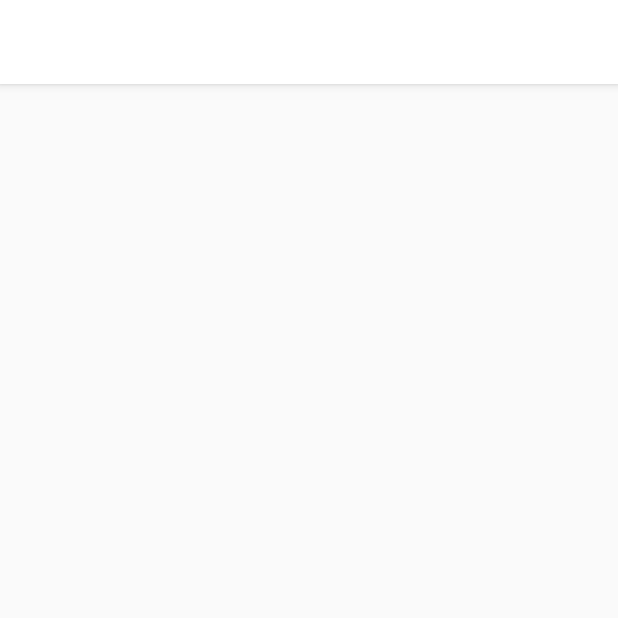
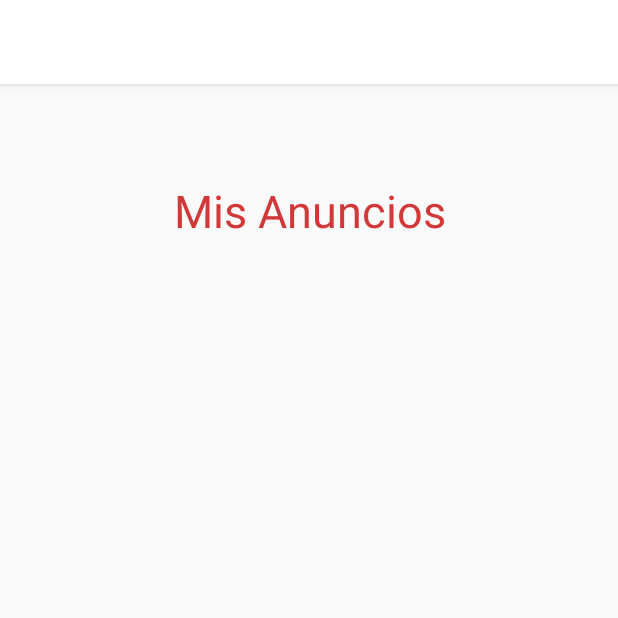
Before and after one commit to IntroCompuMovil18302/Homenet, an Android app: the GuiaPrincipal screen opened directly, with no data from a screen before it, on a phone screen of 412 x 824 dp, the top half of it. Run offline under Robolectric (Android 15) with nearby library versions, the phone set to English and light mode, and no system bars; 1 statement that could not run was skipped.

Commit message:
guia bases

```diff
--- a/HomeNet/app/src/main/java/javeriana/edu/co/homenet/GuiaPrincipal.java
+++ b/HomeNet/app/src/main/java/javeriana/edu/co/homenet/GuiaPrincipal.java
@@ -2,6 +2,7 @@ package javeriana.edu.co.homenet;
 
 import android.support.v7.app.AppCompatActivity;
 import android.os.Bundle;
+import android.widget.Toolbar;
 
 public class GuiaPrincipal extends AppCompatActivity {
 
@@ -9,5 +10,9 @@ public class GuiaPrincipal extends AppCompatActivity {
     protected void onCreate(Bundle savedInstanceState) {
         super.onCreate(savedInstanceState);
         setContentView(R.layout.activity_guia_principal);
+
+        getActionBar().setTitle("Menú Principal");
+        getSupportActionBar().setTitle("Menú Principal");
+
     }
 }
--- a/HomeNet/app/src/main/res/layout/activity_guia_principal.xml
+++ b/HomeNet/app/src/main/res/layout/activity_guia_principal.xml
@@ -6,4 +6,33 @@
     android:layout_height="match_parent"
     tools:context=".GuiaPrincipal">
 
+    <TextView
+        android:id="@+id/titulo"
+        android:layout_width="wrap_content"
+        android:layout_height="wrap_content"
+        android:layout_marginEnd="8dp"
+        android:layout_marginLeft="8dp"
+        android:layout_marginRight="8dp"
+        android:layout_marginStart="8dp"
+        android:layout_marginTop="64dp"
+        android:text="Mis Anuncios"
+        android:textColor="@color/colorPrimaryDark"
+        android:textSize="30sp"
+        app:layout_constraintEnd_toEndOf="parent"
+        app:layout_constraintHorizontal_bias="0.502"
+        app:layout_constraintStart_toStartOf="parent"
+        app:layout_constraintTop_toTopOf="parent" />
+
+    <ListView
+        android:layout_width="368dp"
+        android:layout_height="194dp"
+        android:layout_marginEnd="8dp"
+        android:layout_marginLeft="8dp"
+        android:layout_marginRight="8dp"
+        android:layout_marginStart="8dp"
+        android:layout_marginTop="64dp"
+        app:layout_constraintEnd_toEndOf="parent"
+        app:layout_constraintHorizontal_bias="0.0"
+        app:layout_constraintStart_toStartOf="parent"
+        app:layout_constraintTop_toBottomOf="@+id/titulo" />
 </android.support.constraint.ConstraintLayout>
--- a/HomeNet/app/src/main/res/layout/activity_registro_general.xml
+++ b/HomeNet/app/src/main/res/layout/activity_registro_general.xml
@@ -26,7 +26,7 @@
         app:layout_constraintVertical_bias="0.161" />
 
     <TextView
-        android:id="@+id/textView2"
+        android:id="@+id/titulo"
         android:layout_width="wrap_content"
         android:layout_height="wrap_content"
         android:layout_marginBottom="8dp"
@@ -60,7 +60,7 @@
         app:layout_constraintBottom_toBottomOf="parent"
         app:layout_constraintEnd_toEndOf="parent"
         app:layout_constraintHorizontal_bias="0.441"
-        app:layout_constraintStart_toEndOf="@+id/textView2"
+        app:layout_constraintStart_toEndOf="@+id/titulo"
         app:layout_constraintTop_toBottomOf="@+id/textView"
         app:layout_constraintVertical_bias="0.043" />
 </android.support.constraint.ConstraintLayout>
--- a/HomeNet/app/src/main/res/values/colors.xml
+++ b/HomeNet/app/src/main/res/values/colors.xml
@@ -1,6 +1,6 @@
 <?xml version="1.0" encoding="utf-8"?>
 <resources>
     <color name="colorPrimary">#ffffff</color>
-    <color name="colorPrimaryDark">#D33838</color>
+    <color name="colorPrimaryDark">#d33838</color>
     <color name="colorAccent">#000000</color>
 </resources>
```
Also changed, not shown: HomeNet/app/src/main/AndroidManifest.xml (+7 -1 lines), HomeNet/app/src/main/java/javeriana/edu/co/homenet/GuiaCalificarHuesped.java (added, +13 -0 lines), HomeNet/app/src/main/java/javeriana/edu/co/homenet/GuiaCrearAnuncio.java (added, +13 -0 lines), HomeNet/app/src/main/java/javeriana/edu/co/homenet/GuiaEditarAnuncio.java (added, +13 -0 lines), HomeNet/app/src/main/java/javeriana/edu/co/homenet/GuiaHistorialServicios.java (added, +13 -0 lines), HomeNet/app/src/main/java/javeriana/edu/co/homenet/GuiaSolicitudesServicios.java (added, +13 -0 lines), HomeNet/app/src/main/java/javeriana/edu/co/homenet/GuiaVerHuesped.java (added, +13 -0 lines), HomeNet/app/src/main/res/layout/activity_guia_calificar_huesped.xml (added, +9 -0 lines), HomeNet/app/src/main/res/layout/activity_guia_crear_anuncio.xml (added, +9 -0 lines), HomeNet/app/src/main/res/layout/activity_guia_editar_anuncio.xml (added, +9 -0 lines), HomeNet/app/src/main/res/layout/activity_guia_historial_servicios.xml (added, +9 -0 lines), HomeNet/app/src/main/res/layout/activity_guia_solicitudes_servicios.xml (added, +9 -0 lines), HomeNet/app/src/main/res/layout/activity_guia_ver_huesped.xml (added, +9 -0 lines).
